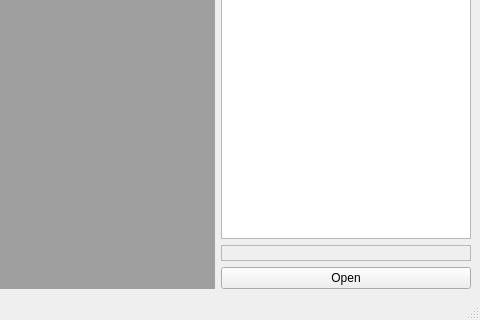
Above: main_window.ui from PicciMario/iPhone-Backup-Analyzer-2 before the change; both pictures show x 681 to 1161 and y 231 to 551 of the 1161 by 551 pixel window. Below: the same form after it.
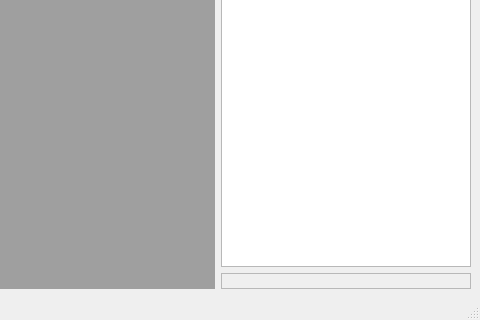
That is the form after the change. Icons and pictures are not drawn.

Commit message: sqlite windows check by Fabio Sangiacomo

Patch:
```diff
--- a/main_window.ui
+++ b/main_window.ui
@@ -124,13 +124,6 @@
         </property>
        </widget>
       </item>
-      <item>
-       <widget class="QPushButton" name="open_sqlite">
-        <property name="text">
-         <string>Open</string>
-        </property>
-       </widget>
-      </item>
      </layout>
     </item>
    </layout>
```
The commit also changes 1 other file.
